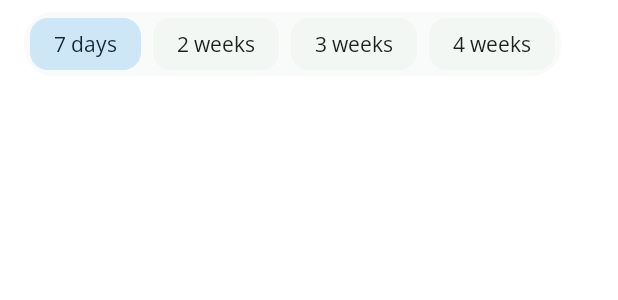
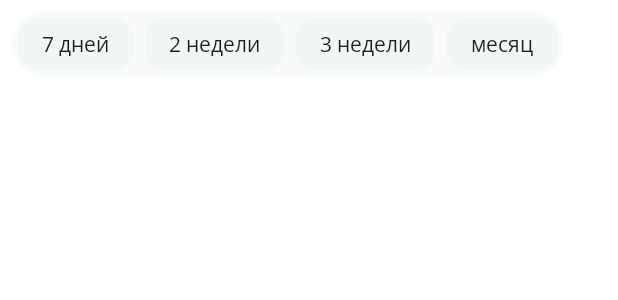
Before and after one commit to vgnvkmha/SkincareRoutinePlanner, an Android app built with Jetpack Compose: the @Preview function TimeRangeSelector, on a phone screen of 412 x 824 dp. Shown: the top 300 px of the screen. Run offline under Robolectric (Android 15) with nearby library versions, the phone set to English and light mode, and no system bars.

Commit message:
Time range selection

```diff
--- a/app/src/main/java/com/example/skincareroutineplanner/presentation/screens/analytics/composables/TimeRangeSelection.kt
+++ b/app/src/main/java/com/example/skincareroutineplanner/presentation/screens/analytics/composables/TimeRangeSelection.kt
@@ -30,12 +30,12 @@ import com.example.skincareroutineplanner.ui.theme.mainFontFamily
 @Preview(showBackground = true)
 @Composable
 fun TimeRangeSelector() {
-    val options = listOf("7 days", "2 weeks", "3 weeks", "4 weeks")
+    val options = listOf("7 дней", "2 недели", "3 недели", "месяц")
     var selectedOption = remember { mutableStateOf("7 days") }
 
     Row(
         modifier = Modifier
-            .padding(horizontal = 16.dp, vertical = 8.dp)
+            .padding(horizontal = 8.dp, vertical = 8.dp)
             .clip(RoundedCornerShape(20.dp))
             .background(Background)
             .padding(4.dp),
```
